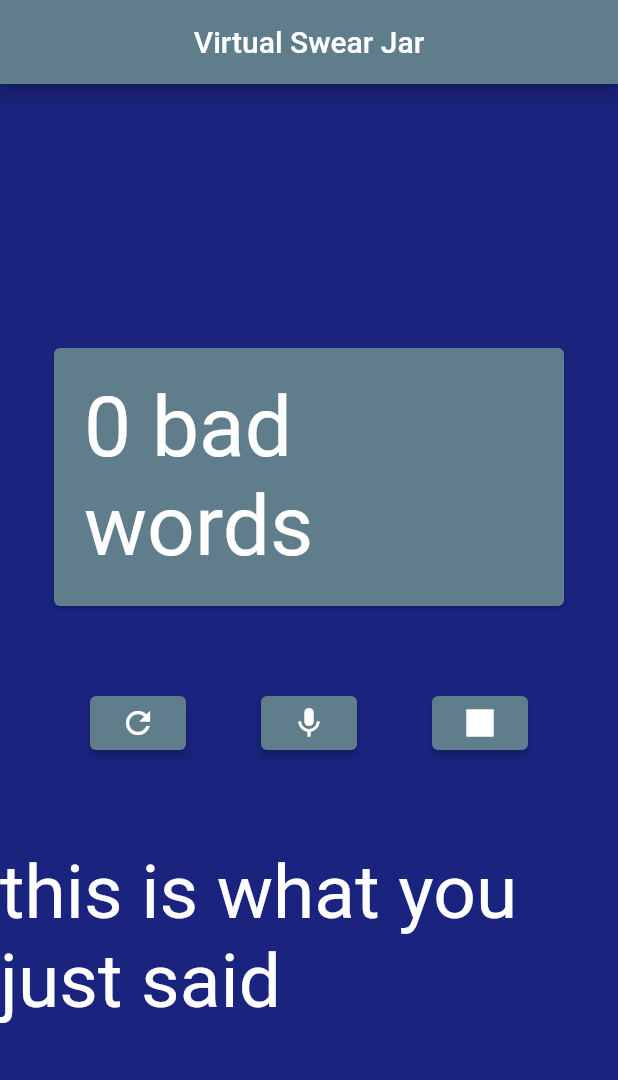
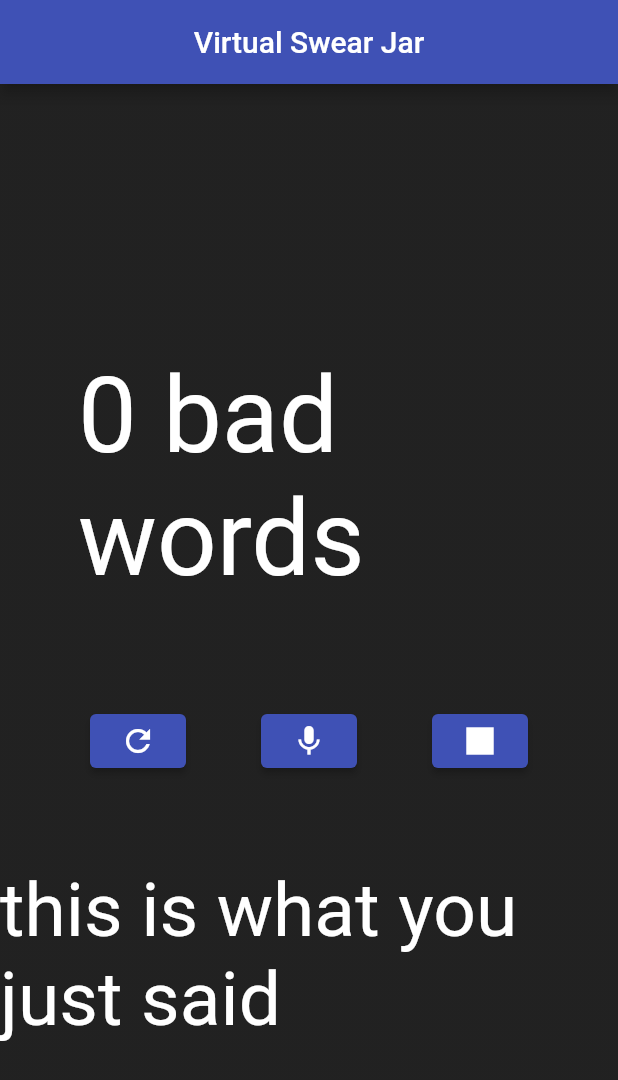
Before and after one commit to gradyw/boilermakex, a Flutter app: the screen it shows after launch, on a phone screen of 412 x 824 dp. Shown: the top 1080 px of the screen. Run offline on Flutter 3.47's test engine with Material 2 defaults, Android fonts, the phone set to English and light mode, and no system bars.

Commit message:
small changes

```diff
--- a/lib/main.dart
+++ b/lib/main.dart
@@ -12,7 +12,7 @@ class MyApp extends StatelessWidget {
     return MaterialApp(
       title: 'Flutter Demo',
       theme: ThemeData(
-        primarySwatch: Colors.blueGrey,
+        primarySwatch: Colors.indigo,
       ),
       home: const MyHomePage(title: 'Virtual Swear Jar'),
     );
@@ -72,7 +72,13 @@ class _MyHomePageState extends State<MyHomePage> {
               children: [
                 Container(
                   padding: const EdgeInsets.only(bottom: 8),
-                  child: BigCard(counter: _counter),
+                  child: Padding(
+                    padding: const EdgeInsets.all(20),
+                    child: Text(
+                      '$_counter bad words',
+                      style: const TextStyle(color: Colors.white, fontSize: 70),
+                    ),
+                  ),
                 ),
               ],
             ),
@@ -89,23 +95,33 @@ class _MyHomePageState extends State<MyHomePage> {
         children: [
           ElevatedButton(
               onPressed: _resetCounter,
-              child: Icon(Icons.refresh)),
+              child: Icon(Icons.refresh, color: Colors.white)),
           ElevatedButton(
               onPressed: _listen,
-              child: Icon(Icons.mic)),
+              child: Icon(Icons.mic, color: Colors.white)),
           ElevatedButton(
               onPressed: _stopListen,
-              child: Icon(Icons.square)),
+              child: Icon(Icons.square, color: Colors.white)),
         ],
       )
     );
 
     return Scaffold(
-      backgroundColor: Colors.indigo[900],
       appBar: AppBar(
         title: Center(child: Text(widget.title)),
       ),
-      body: Center(
+      body: Container(
+        decoration: BoxDecoration(
+          gradient: LinearGradient(
+            begin: Alignment.topCenter,
+            end: Alignment.bottomCenter,
+            colors: [
+              Colors.black87,
+              Colors.black87,
+            ]
+          )
+        ),
+        child: Center(
           child: Column(
             mainAxisAlignment: MainAxisAlignment.center,
             children: <Widget>[
@@ -116,34 +132,6 @@ class _MyHomePageState extends State<MyHomePage> {
             ],
           ),
         ),
-    );
-  }
-}
-
-class BigCard extends StatelessWidget {
-  const BigCard({
-    Key? key,
-    required int counter,
-  }) : _counter = counter, super(key: key);
-
-  final int _counter;
-
-  @override
-  Widget build(BuildContext context) {
-    var theme = Theme.of(context);
-    var style = theme.textTheme.displayMedium!.copyWith(
-      color: theme.colorScheme.onPrimary,
-    );
-
-    return Card(
-      color: theme.colorScheme.primary,
-
-      child: Padding(
-        padding: const EdgeInsets.all(20),
-        child: Text(
-          '$_counter bad words',
-          style: style,
-        ),
       ),
     );
   }
```
Lines whose indentation alone changed are shown as unchanged.
